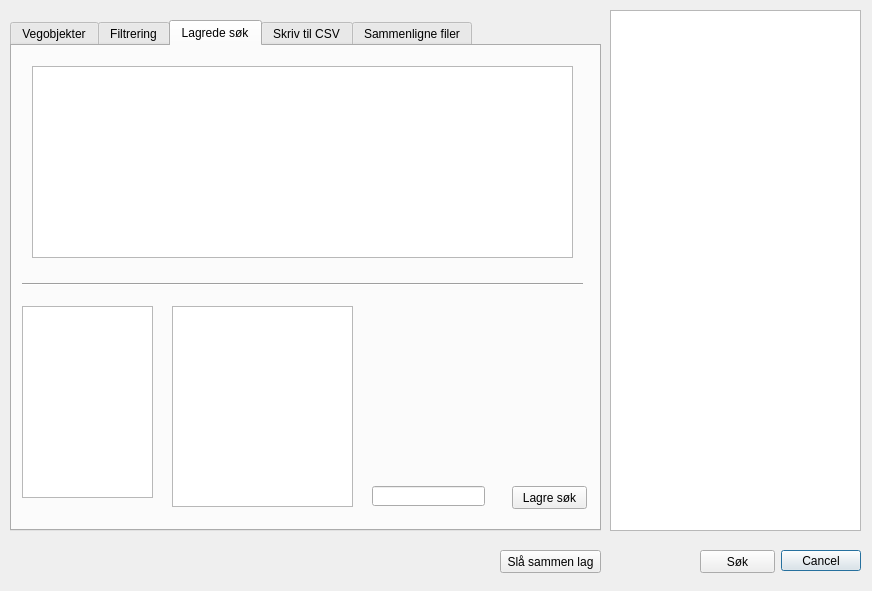
vtfk/NVDB-qgis-plugin, file nvdb_qgis_plugin_dialog_base.ui: the form before one commit.
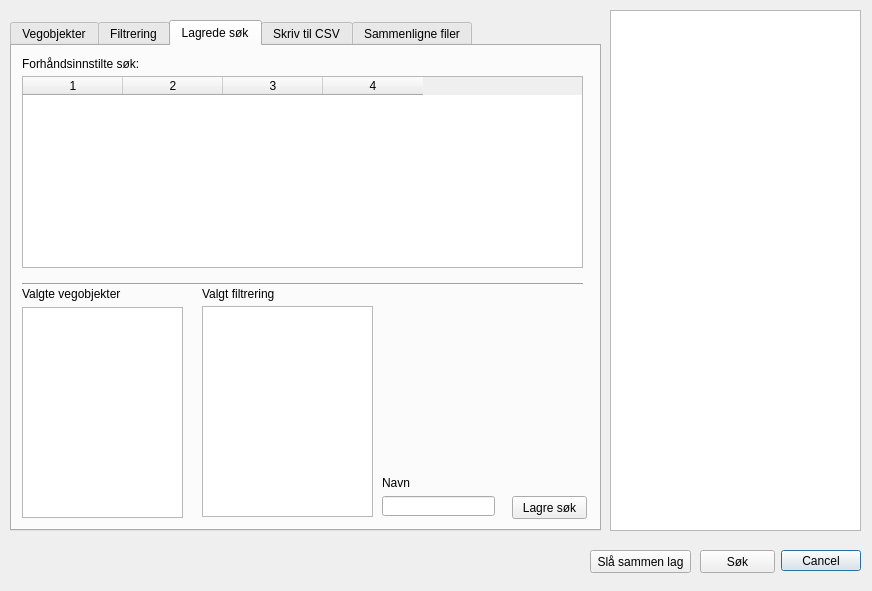
The form after the commit.

```diff
--- a/nvdb_qgis_plugin_dialog_base.ui
+++ b/nvdb_qgis_plugin_dialog_base.ui
@@ -355,21 +355,11 @@
       <enum>Qt::Horizontal</enum>
      </property>
     </widget>
-    <widget class="QTableView" name="tableView">
-     <property name="geometry">
-      <rect>
-       <x>20</x>
-       <y>20</y>
-       <width>541</width>
-       <height>192</height>
-      </rect>
-     </property>
-    </widget>
     <widget class="QPushButton" name="saveButton">
      <property name="geometry">
       <rect>
        <x>500</x>
-       <y>440</y>
+       <y>450</y>
        <width>75</width>
        <height>23</height>
       </rect>
@@ -381,8 +371,8 @@
     <widget class="QLineEdit" name="nameField">
      <property name="geometry">
       <rect>
-       <x>360</x>
-       <y>440</y>
+       <x>370</x>
+       <y>450</y>
        <width>113</width>
        <height>20</height>
       </rect>
@@ -391,10 +381,10 @@
     <widget class="QTextEdit" name="searchEdit">
      <property name="geometry">
       <rect>
-       <x>160</x>
+       <x>190</x>
        <y>260</y>
-       <width>181</width>
-       <height>201</height>
+       <width>171</width>
+       <height>211</height>
       </rect>
      </property>
     </widget>
@@ -402,10 +392,88 @@
      <property name="geometry">
       <rect>
        <x>10</x>
-       <y>260</y>
-       <width>131</width>
+       <y>261</y>
+       <width>161</width>
+       <height>211</height>
+      </rect>
+     </property>
+    </widget>
+    <widget class="QTableWidget" name="searchTable">
+     <property name="geometry">
+      <rect>
+       <x>10</x>
+       <y>30</y>
+       <width>561</width>
        <height>192</height>
       </rect>
+     </property>
+     <property name="alternatingRowColors">
+      <bool>true</bool>
+     </property>
+     <property name="rowCount">
+      <number>0</number>
+     </property>
+     <property name="columnCount">
+      <number>4</number>
+     </property>
+     <attribute name="horizontalHeaderShowSortIndicator" stdset="0">
+      <bool>false</bool>
+     </attribute>
+     <column/>
+     <column/>
+     <column/>
+     <column/>
+    </widget>
+    <widget class="QLabel" name="label_14">
+     <property name="geometry">
+      <rect>
+       <x>10</x>
+       <y>240</y>
+       <width>101</width>
+       <height>16</height>
+      </rect>
+     </property>
+     <property name="text">
+      <string>Valgte vegobjekter</string>
+     </property>
+    </widget>
+    <widget class="QLabel" name="label_15">
+     <property name="geometry">
+      <rect>
+       <x>190</x>
+       <y>240</y>
+       <width>111</width>
+       <height>16</height>
+      </rect>
+     </property>
+     <property name="text">
+      <string>Valgt filtrering</string>
+     </property>
+    </widget>
+    <widget class="QLabel" name="label_16">
+     <property name="geometry">
+      <rect>
+       <x>370</x>
+       <y>430</y>
+       <width>47</width>
+       <height>13</height>
+      </rect>
+     </property>
+     <property name="text">
+      <string>Navn</string>
+     </property>
+    </widget>
+    <widget class="QLabel" name="label_17">
+     <property name="geometry">
+      <rect>
+       <x>10</x>
+       <y>10</y>
+       <width>141</width>
+       <height>16</height>
+      </rect>
+     </property>
+     <property name="text">
+      <string>Forhåndsinnstilte søk:</string>
      </property>
     </widget>
    </widget>
@@ -688,7 +756,7 @@
   <widget class="QPushButton" name="mergeButton">
    <property name="geometry">
     <rect>
-     <x>500</x>
+     <x>590</x>
      <y>550</y>
      <width>101</width>
      <height>23</height>
```
